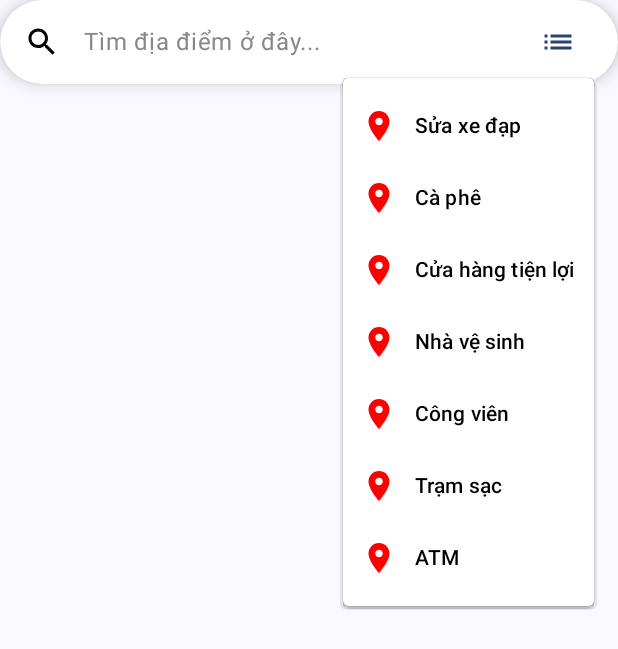
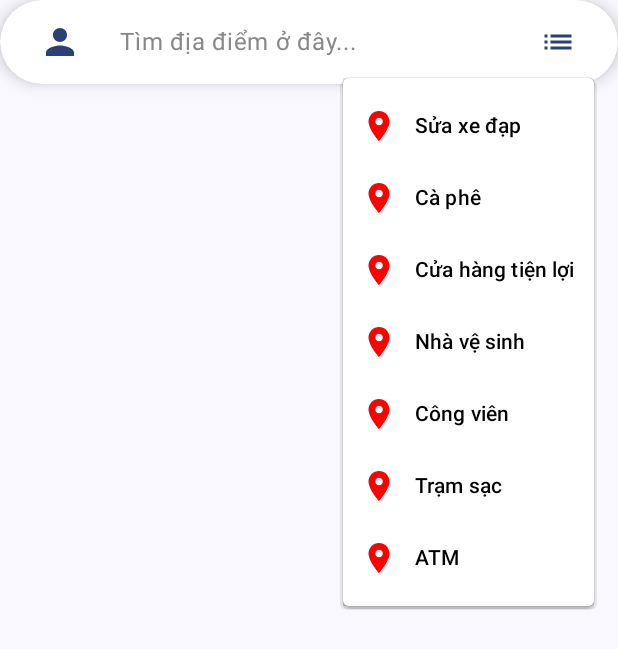
Before and after one commit to iamnubie/SBike-Map, an Android app built with Jetpack Compose: the composable CompactSearchBar shown on its own in the app's theme, after a tap on "Danh mục", on a phone screen of 412 x 824 dp. Shown: the top 649 px of the screen. Run offline under Robolectric (Android 15) with nearby library versions, the phone set to English and light mode, and no system bars; libraries missing offline, so code that uses them is left out: com.mapbox.common, com.mapbox.geojson, com.mapbox.search; network calls fail.

Commit message:
moving userprofile to search bar

```diff
--- a/app/src/main/java/com/example/sbikemap/presentation/SearchUI.kt
+++ b/app/src/main/java/com/example/sbikemap/presentation/SearchUI.kt
@@ -48,7 +48,8 @@ fun RouteSearchBox(
     destinationAddress: String?,
     onOriginSelected: (Point?, String) -> Unit,      // Callback khi chọn điểm đi (Null = Vị trí của bạn)
     onDestinationSelected: (Point?, String) -> Unit,   // Callback khi chọn điểm đến
-    onCategorySelected: (String) -> Unit
+    onCategorySelected: (String) -> Unit,
+    onProfileClick: () -> Unit
 ) {
     val context = LocalContext.current
     val scope = rememberCoroutineScope()
@@ -104,7 +105,8 @@ fun RouteSearchBox(
             // 1. GIAO DIỆN THU GỌN (Giống Google Maps mặc định)
             CompactSearchBar(
                 onClick = onExpandRequest,
-                onCategoryClick = onCategorySelected
+                onCategoryClick = onCategorySelected,
+                onProfileClick = onProfileClick
             )
         } else {
             // --- KHUNG NHẬP LIỆU (2 Ô) ---
@@ -277,7 +279,11 @@ fun RouteSearchBox(
 
 // [MỚI] Giao diện thanh tìm kiếm thu gọn (Google Maps Style)
 @Composable
-fun CompactSearchBar(onClick: () -> Unit, onCategoryClick: (String) -> Unit) {
+fun CompactSearchBar(
+    onClick: () -> Unit,
+    onCategoryClick: (String) -> Unit,
+    onProfileClick: () -> Unit
+) {
     // 1. Tạo InteractionSource để quản lý trạng thái click
     val interactionSource = remember { MutableInteractionSource() }
     var showMenu by remember { mutableStateOf(false) } // State quản lý menu
@@ -297,7 +303,14 @@ fun CompactSearchBar(onClick: () -> Unit, onCategoryClick: (String) -> Unit) {
             verticalAlignment = Alignment.CenterVertically,
             modifier = Modifier.padding(horizontal = 16.dp)
         ) {
-            Icon(Icons.Default.Search, contentDescription = null, tint = Color.Black)
+            IconButton(onClick = onProfileClick) {
+                Icon(
+                    imageVector = Icons.Default.Person,
+                    contentDescription = "Hồ sơ",
+                    tint = MaterialTheme.colorScheme.primary,
+                    modifier = Modifier.size(28.dp)
+                )
+            }
             Spacer(modifier = Modifier.width(16.dp))
             Text(
                 text = "Tìm địa điểm ở đây...",
```
Also changed, not shown: app/src/main/java/com/example/sbikemap/presentation/MapScreen.kt (+3 -20 lines).
